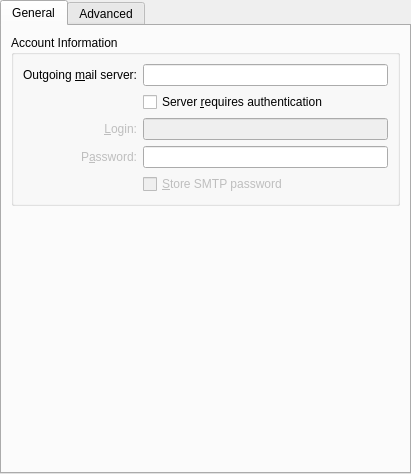
This is src/kmailtransport/plugins/smtp/smtpsettings.ui in KDE/kmailtransport as Qt 5 draws it before an edit. The edited form follows.
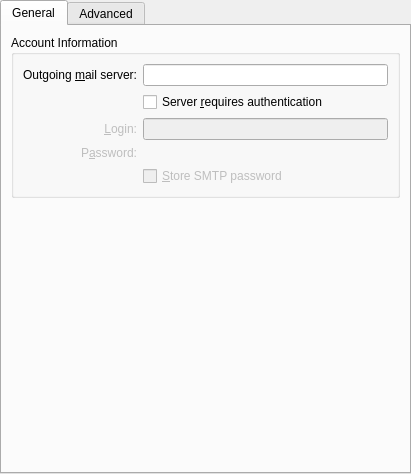
This is the edited form. Custom widgets are drawn as their Qt base class.

```diff
--- a/src/kmailtransport/plugins/smtp/smtpsettings.ui
+++ b/src/kmailtransport/plugins/smtp/smtpsettings.ui
@@ -103,7 +103,7 @@
            </widget>
           </item>
           <item row="3" column="1">
-           <widget class="MailTransport::LineEditPassword" name="password">
+           <widget class="KPasswordLineEdit" name="password">
            </widget>
           </item>
           <item row="4" column="1">
@@ -396,9 +396,9 @@
    <header>klineedit.h</header>
   </customwidget>
    <customwidget>
-    <class>MailTransport::LineEditPassword</class>
-    <extends>QLineEdit</extends>
-    <header>lineeditpassword.h</header>
+    <class>KPasswordLineEdit</class>
+    <extends>QWidget</extends>
+    <header>kpasswordlineedit.h</header>
    </customwidget>
  </customwidgets>
  <tabstops>
```
